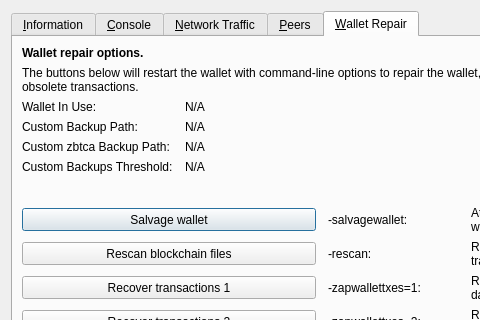
bitcoininfinity/btci, file src/qt/forms/rpcconsole.ui: the form before one commit; both pictures show x 0 to 480 and y 0 to 320 of the 769 by 485 pixel window.
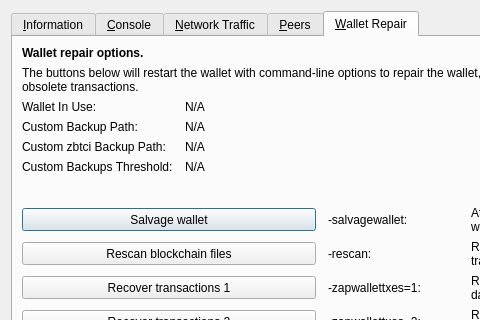
The form after the commit. The open tabs and pages were chosen to show the change. Icons and pictures are not drawn. Custom widgets are drawn as their Qt base class.

The edit to the form file:
```diff
--- a/src/qt/forms/rpcconsole.ui
+++ b/src/qt/forms/rpcconsole.ui
@@ -1328,7 +1328,7 @@
        <item row="4" column="0">
         <widget class="QLabel" name="wallet_customzbtcabackuppath_label">
          <property name="text">
-          <string>Custom zbtca Backup Path:</string>
+          <string>Custom zbtci Backup Path:</string>
          </property>
          <property name="visible">
           <bool>false</bool>
```
Left out of the diff: 10 changed lines with no effect on the pictures.
